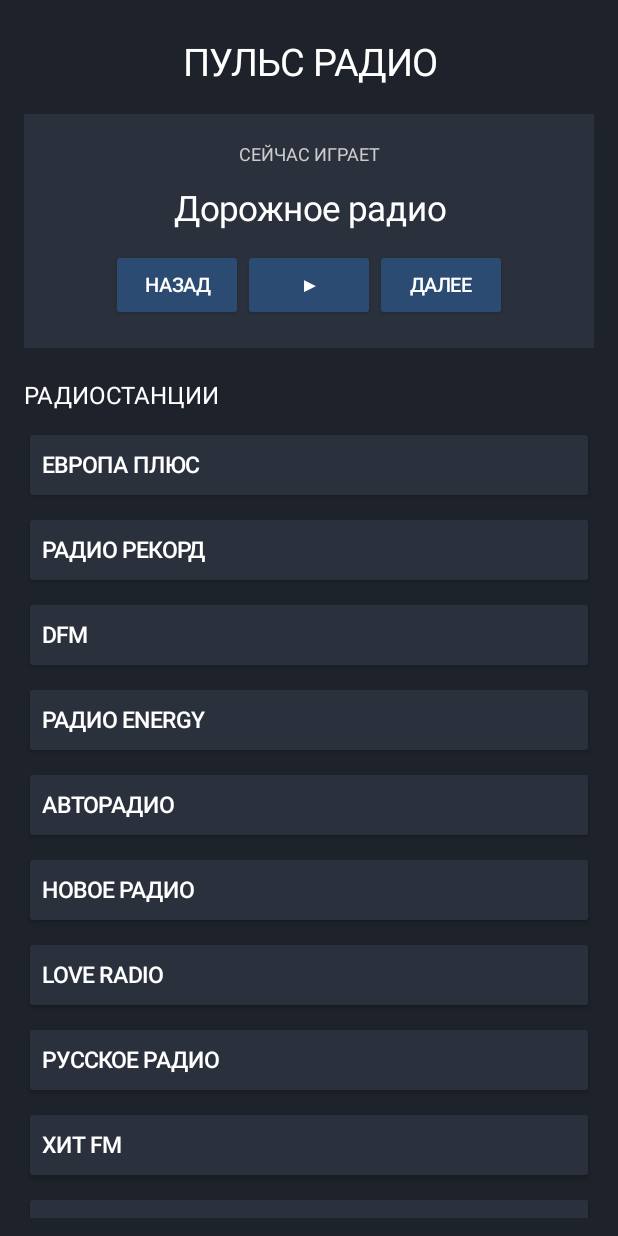
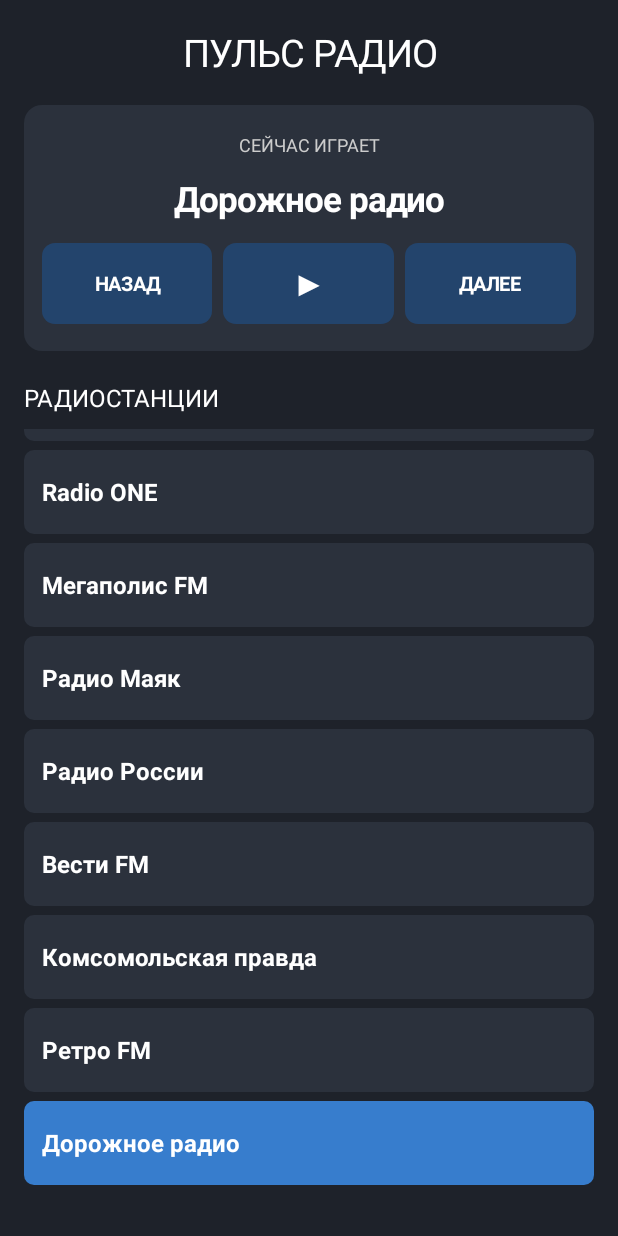
Before and after one commit to diriabas/puls-radio, an Android app: the screen it shows after launch (MainActivity), after a tap on "НАЗАД", on a phone screen of 412 x 824 dp. Run offline under Robolectric (Android 15) with nearby library versions, the phone set to English and light mode, and no system bars.

Commit message:
Update MainActivity.kt

```diff
--- a/app/src/main/java/com/pulsradio/app/MainActivity.kt
+++ b/app/src/main/java/com/pulsradio/app/MainActivity.kt
@@ -4,15 +4,13 @@ package com.pulsradio.app
 import android.app.Activity
 import android.os.Bundle
 import android.graphics.Color
-import android.content.res.ColorStateList
+import android.graphics.Typeface
+import android.graphics.drawable.GradientDrawable
 import android.view.Gravity
-import android.widget.Button
+import android.view.View
 import android.widget.LinearLayout
 import android.widget.ScrollView
 import android.widget.TextView
-import androidx.core.view.ViewCompat
-import androidx.core.view.WindowCompat
-import androidx.core.view.WindowInsetsCompat
 
 class MainActivity : Activity() {
 
@@ -49,41 +47,25 @@ class MainActivity : Activity() {
     private var isPlaying = false
 
     private lateinit var stationTitle: TextView
-    private lateinit var playButton: Button
+    private lateinit var playButton: TextView
     private lateinit var stationList: LinearLayout
 
     private val backgroundColor = Color.rgb(30, 34, 42)
     private val panelColor = Color.rgb(43, 49, 60)
-    private val buttonColor = Color.rgb(43, 75, 115)
-    private val accentColor = Color.rgb(55, 125, 205)
+    private val buttonColor = Color.rgb(35, 68, 108)
+    private val selectedColor = Color.rgb(55, 125, 205)
 
     override fun onCreate(savedInstanceState: Bundle?) {
         super.onCreate(savedInstanceState)
 
+        // Системные панели не накладываются на содержимое приложения.
         window.statusBarColor = backgroundColor
         window.navigationBarColor = backgroundColor
-
-        WindowCompat.setDecorFitsSystemWindows(window, false)
 
         val root = LinearLayout(this).apply {
             orientation = LinearLayout.VERTICAL
             setBackgroundColor(backgroundColor)
-            clipToPadding = false
-        }
-
-        ViewCompat.setOnApplyWindowInsetsListener(root) { view, insets ->
-            val bars = insets.getInsets(
-                WindowInsetsCompat.Type.systemBars()
-            )
-
-            view.setPadding(
-                dp(16) + bars.left,
-                dp(12) + bars.top,
-                dp(16) + bars.right,
-                dp(12) + bars.bottom
-            )
-
-            insets
+            setPadding(dp(16), dp(8), dp(16), dp(16))
         }
 
         val header = TextView(this).apply {
@@ -91,7 +73,7 @@ class MainActivity : Activity() {
             textSize = 25f
             setTextColor(Color.WHITE)
             gravity = Gravity.CENTER
-            setPadding(0, dp(12), 0, dp(18))
+            setPadding(0, dp(10), 0, dp(18))
         }
 
         root.addView(header)
@@ -99,7 +81,7 @@ class MainActivity : Activity() {
         val playerPanel = LinearLayout(this).apply {
             orientation = LinearLayout.VERTICAL
             gravity = Gravity.CENTER
-            setBackgroundColor(panelColor)
+            background = roundedBackground(panelColor, 12)
             setPadding(dp(12), dp(18), dp(12), dp(18))
         }
 
@@ -114,7 +96,8 @@ class MainActivity : Activity() {
             textSize = 23f
             setTextColor(Color.WHITE)
             gravity = Gravity.CENTER
-            setPadding(0, dp(12), 0, dp(12))
+            setTypeface(null, Typeface.BOLD)
+            setPadding(0, dp(12), 0, dp(14))
         }
 
         val controls = LinearLayout(this).apply {
@@ -122,21 +105,40 @@ class MainActivity : Activity() {
             gravity = Gravity.CENTER
         }
 
-        val previousButton = createControlButton("НАЗАД").apply {
+        val previousButton = createControl("НАЗАД").apply {
             setOnClickListener { changeStation(-1) }
         }
 
-        playButton = createControlButton("▶").apply {
+        playButton = createControl("▶").apply {
+            textSize = 22f
             setOnClickListener { togglePlayback() }
         }
 
-        val nextButton = createControlButton("ДАЛЕЕ").apply {
+        val nextButton = createControl("ДАЛЕЕ").apply {
             setOnClickListener { changeStation(1) }
         }
 
-        controls.addView(previousButton)
-        controls.addView(playButton)
-        controls.addView(nextButton)
+        controls.addView(
+            previousButton,
+            LinearLayout.LayoutParams(0, dp(54), 1f).apply {
+                marginEnd = dp(5)
+            }
+        )
+
+        controls.addView(
+            playButton,
+            LinearLayout.LayoutParams(0, dp(54), 1f).apply {
+                marginStart = dp(3)
+                marginEnd = dp(3)
+            }
+        )
+
+        controls.addView(
+            nextButton,
+            LinearLayout.LayoutParams(0, dp(54), 1f).apply {
+                marginStart = dp(5)
+            }
+        )
 
         playerPanel.addView(nowPlaying)
         playerPanel.addView(stationTitle)
@@ -160,9 +162,9 @@ class MainActivity : Activity() {
         root.addView(listTitle)
 
         val scrollView = ScrollView(this).apply {
+            isFillViewport = false
             clipToPadding = false
-            isFillViewport = true
-            setPadding(0, 0, 0, dp(8))
+            setPadding(0, 0, 0, dp(12))
         }
 
         stationList = LinearLayout(this).apply {
@@ -170,12 +172,14 @@ class MainActivity : Activity() {
         }
 
         stations.forEachIndexed { index, station ->
-            val stationButton = Button(this).apply {
+            val stationItem = TextView(this).apply {
                 text = station
-                textSize = 15f
+                textSize = 16f
+                setTextColor(Color.WHITE)
+                setTypeface(null, Typeface.BOLD)
                 gravity = Gravity.CENTER_VERTICAL
-                setTextColor(Color.WHITE)
-                backgroundTintList = ColorStateList.valueOf(panelColor)
+                setPadding(dp(12), 0, dp(12), 0)
+                background = roundedBackground(panelColor, 7)
 
                 setOnClickListener {
                     selectedStation = index
@@ -186,12 +190,12 @@ class MainActivity : Activity() {
             }
 
             stationList.addView(
-                stationButton,
+                stationItem,
                 LinearLayout.LayoutParams(
                     LinearLayout.LayoutParams.MATCH_PARENT,
-                    dp(52)
+                    dp(56)
                 ).apply {
-                    bottomMargin = dp(5)
+                    bottomMargin = dp(6)
                 }
             )
         }
@@ -209,19 +213,27 @@ class MainActivity : Activity() {
 
         setContentView(root)
 
-        ViewCompat.requestApplyInsets(root)
-
         updatePlayer()
         updateStationList()
     }
 
-    private fun createControlButton(label: String): Button {
-        return Button(this).apply {
+    private fun createControl(label: String): TextView {
+        return TextView(this).apply {
             text = label
             textSize = 13f
             setTextColor(Color.WHITE)
-            backgroundTintList = ColorStateList.valueOf(buttonColor)
-            minWidth = dp(80)
+            setTypeface(null, Typeface.BOLD)
+            gravity = Gravity.CENTER
+            background = roundedBackground(buttonColor, 9)
+            isClickable = true
+            isFocusable = true
+        }
+    }
+
+    private fun roundedBackground(color: Int, radius: Int): GradientDrawable {
+        return GradientDrawable().apply {
+            setColor(color)
+            cornerRadius = dp(radius).toFloat()
         }
     }
 
@@ -237,6 +249,14 @@ class MainActivity : Activity() {
         isPlaying = false
         updatePlayer()
         updateStationList()
+
+        // Показываем выбранную станцию в списке.
+        stationList.getChildAt(selectedStation)?.let {
+            (stationList.parent as? ScrollView)?.smoothScrollTo(
+                0,
+                it.top
+            )
+        }
     }
 
     private fun updatePlayer() {
@@ -246,10 +266,11 @@ class MainActivity : Activity() {
 
     private fun updateStationList() {
         for (i in 0 until stationList.childCount) {
-            val button = stationList.getChildAt(i) as? Button ?: continue
+            val item = stationList.getChildAt(i) as? TextView ?: continue
 
-            button.backgroundTintList = ColorStateList.valueOf(
-                if (i == selectedStation) accentColor else panelColor
+            item.background = roundedBackground(
+                if (i == selectedStation) selectedColor else panelColor,
+                7
             )
         }
     }
```
